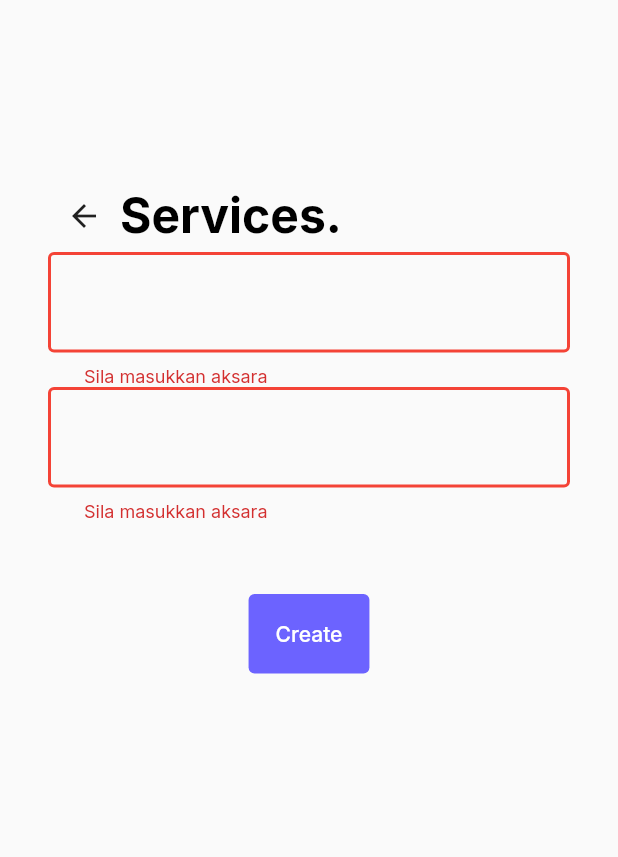
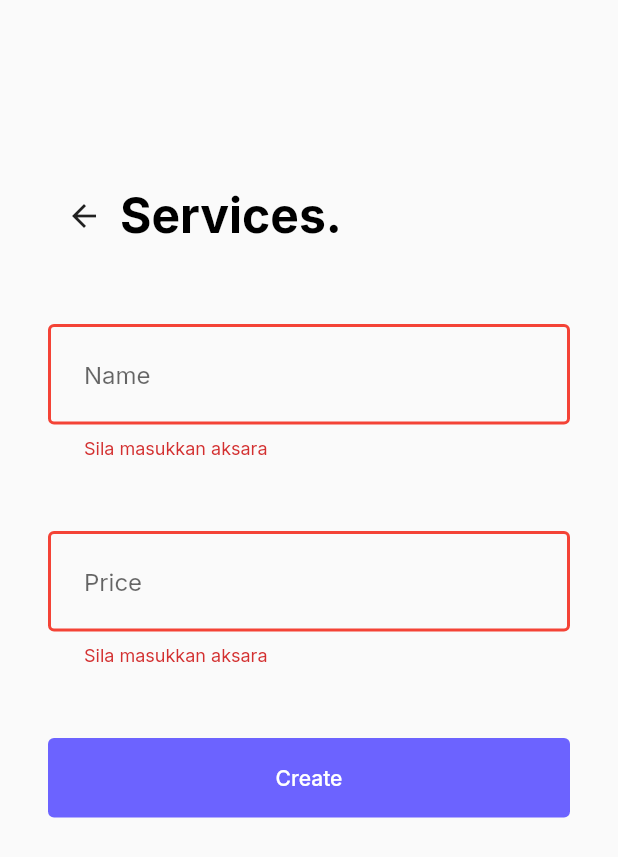
Before and after one commit to ezhamkarim/technician_app, a Flutter app: the ServicesCreatePage screen opened by its route, after a tap on "Create", on a phone screen of 412 x 824 dp. Shown: the top 857 px of the screen. Run offline on Flutter 3.47's test engine with Material 2 defaults, Android fonts, the phone set to English and light mode, and no system bars; our stand-ins replace cloud_firestore, firebase_auth, firebase_core, flutter_svg, font_awesome_flutter, google_fonts; missing offline and left inert: flutter_cache; accounts and stored records are empty; generated files the repository leaves out were written again.

Commit message:
complete service create

```diff
--- a/lib/src/router_app.dart
+++ b/lib/src/router_app.dart
@@ -1,4 +1,5 @@
 import 'package:flutter/material.dart';
+import 'package:technician_app/src/model/service_model.dart';
 import 'package:technician_app/src/view/auth/landing_page.dart';
 import 'package:technician_app/src/view/auth/login_page.dart';
 import 'package:technician_app/src/view/auth/register_page.dart';
@@ -29,7 +30,13 @@ class RouterApp {
           case ServiceListPage.routeName:
             return const ServiceListPage();
           case ServicesCreatePage.routeName:
-            return const ServicesCreatePage();
+            Service? service;
+            if (routeSettings.arguments != null) {
+              service = routeSettings.arguments as Service;
+            }
+            return ServicesCreatePage(
+              service: service,
+            );
           default:
             return ExceptionView(routeName: routeSettings.name!);
         }
--- a/lib/src/view/home/admin/services_create_page.dart
+++ b/lib/src/view/home/admin/services_create_page.dart
@@ -1,15 +1,18 @@
 import 'package:flutter/material.dart';
+import 'package:provider/provider.dart';
 import 'package:technician_app/src/controller/service_controller.dart';
 import 'package:technician_app/src/helper/log_helper.dart';
 import 'package:technician_app/src/model/service_model.dart';
+import 'package:technician_app/src/provider/root_provider.dart';
 import 'package:technician_app/src/view/widgets/auth_button.dart';
 import 'package:technician_app/src/view/widgets/auth_textfield.dart';
 
 import '../../../style/custom_style.dart';
 
 class ServicesCreatePage extends StatefulWidget {
-  const ServicesCreatePage({Key? key}) : super(key: key);
+  const ServicesCreatePage({Key? key, this.service}) : super(key: key);
   static const routeName = '/index/services/create';
+  final Service? service;
   @override
   State<ServicesCreatePage> createState() => _ServicesCreatePageState();
 }
@@ -19,7 +22,17 @@ class _ServicesCreatePageState extends State<ServicesCreatePage> {
   final servicePriceController = TextEditingController();
   final formKey = GlobalKey<FormState>();
   @override
+  void initState() {
+    if (widget.service != null) {
+      serviceNameController.text = widget.service!.name;
+      servicePriceController.text = widget.service!.price.toString();
+    }
+    super.initState();
+  }
+
+  @override
   Widget build(BuildContext context) {
+    var rootProvider = context.watch<RootProvider>();
     return Scaffold(
       body: SingleChildScrollView(
         child: Padding(
@@ -42,30 +55,68 @@ class _ServicesCreatePageState extends State<ServicesCreatePage> {
                     ),
                   ],
                 ),
-                AuthTextField(textEditingController: serviceNameController),
-                AuthTextField(textEditingController: servicePriceController),
                 const SizedBox(
                   height: 48,
                 ),
-                AuthButton(
+                AuthTextField(
+                  textEditingController: serviceNameController,
+                  placeholder: 'Name',
+                ),
+                const SizedBox(
+                  height: 48,
+                ),
+                AuthTextField(
+                    textEditingController: servicePriceController,
+                    placeholder: 'Price'),
+                const SizedBox(
+                  height: 48,
+                ),
+                Row(
+                  children: [
+                    Expanded(
+                      child: AuthButton(
+                          viewState: rootProvider.viewState,
                           onPressed: () async {
                             if (formKey.currentState!.validate()) {
+                              if (widget.service != null) {
+                                var service = Service(
+                                    id: widget.service!.id,
+                                    name: serviceNameController.text,
+                                    price: double.parse(
+                                        servicePriceController.text),
+                                    isActive: true);
+                                await ServiceController()
+                                    .update(service, rootProvider)
+                                    .then(
+                                        (value) => Navigator.of(context).pop())
+                                    .catchError((e) {
+                                  logError('Error create services');
+                                  //TODO: Show error dialog
+                                });
+                              } else {
                                 var service = Service(
                                     id: '',
                                     name: serviceNameController.text,
-                            price: double.parse(servicePriceController.text),
+                                    price: double.parse(
+                                        servicePriceController.text),
                                     isActive: true);
                                 await ServiceController()
-                            .create(service)
-                            .then((value) => Navigator.of(context).pop())
+                                    .create(service, rootProvider)
+                                    .then(
+                                        (value) => Navigator.of(context).pop())
                                     .catchError((e) {
                                   logError('Error create services');
                                   //TODO: Show error dialog
                                 });
                               }
+                            }
                           },
                           color: CustomStyle.primarycolor,
-                    child: const Text('Create'))
+                          child: Text(
+                              widget.service == null ? 'Create' : 'Update')),
+                    ),
+                  ],
+                )
               ],
             ),
           ),
```
Also changed, not shown: lib/src/controller/service_controller.dart (+10 -2 lines), lib/src/helper/dialog_helper.dart (added, +23 -0 lines), lib/src/view/home/admin/services_list_page.dart (+50 -12 lines), lib/src/view/home/home_page.dart (+6 -1 lines), lib/src/view/widgets/create_button.dart (+10 -6 lines). Lines whose indentation alone changed are shown as unchanged.
